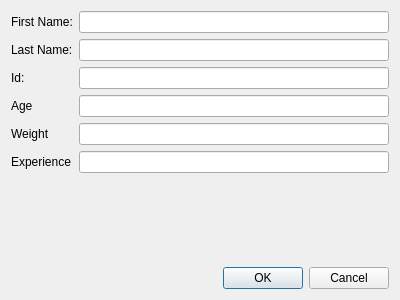
Qt form KarateCompetition/addparticipant.ui (SuluCiprian/BD) before a commit.
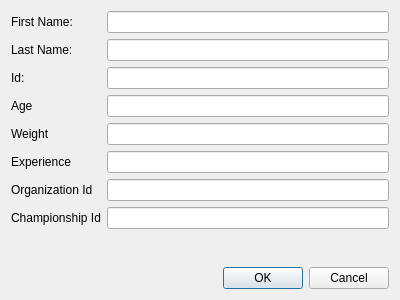
The same form after that commit.

The edit to the form file:
```diff
--- a/KarateCompetition/addparticipant.ui
+++ b/KarateCompetition/addparticipant.ui
@@ -80,6 +80,26 @@
      <item row="5" column="1">
       <widget class="QLineEdit" name="experience"/>
      </item>
+     <item row="6" column="0">
+      <widget class="QLabel" name="label_6">
+       <property name="text">
+        <string>Organization Id</string>
+       </property>
+      </widget>
+     </item>
+     <item row="7" column="0">
+      <widget class="QLabel" name="label_7">
+       <property name="text">
+        <string>Championship Id</string>
+       </property>
+      </widget>
+     </item>
+     <item row="6" column="1">
+      <widget class="QLineEdit" name="organization_id"/>
+     </item>
+     <item row="7" column="1">
+      <widget class="QLineEdit" name="championship_id"/>
+     </item>
     </layout>
    </item>
    <item>
```
